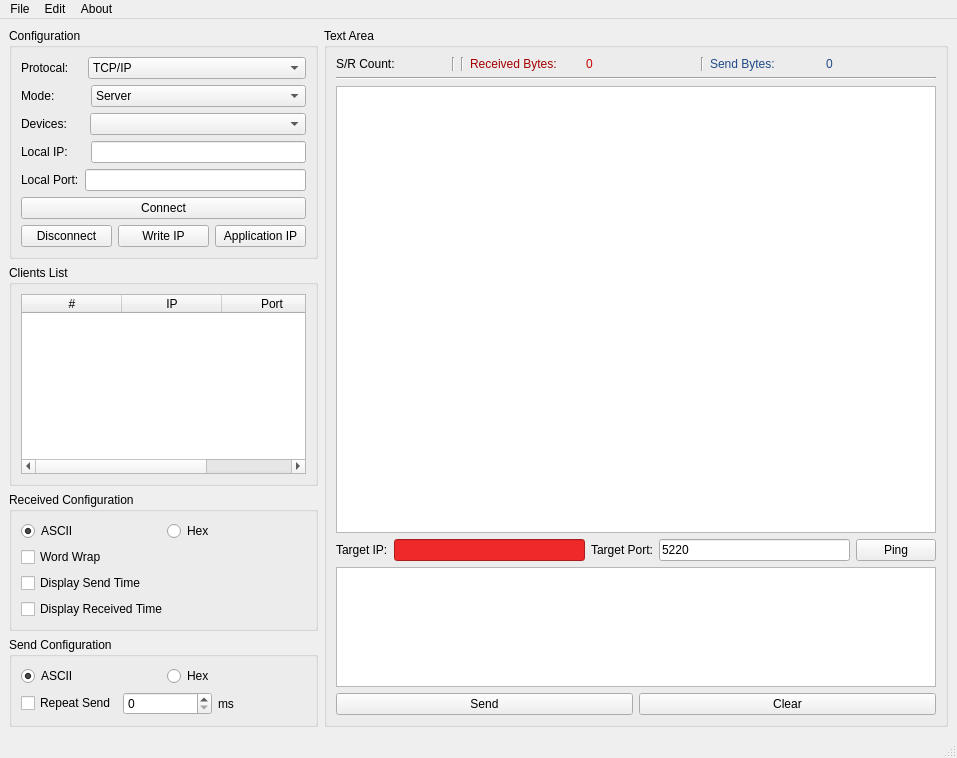
First picture: the form in uiform/MainUi.ui, repository carloscn/tinyNetwork, before the edit.
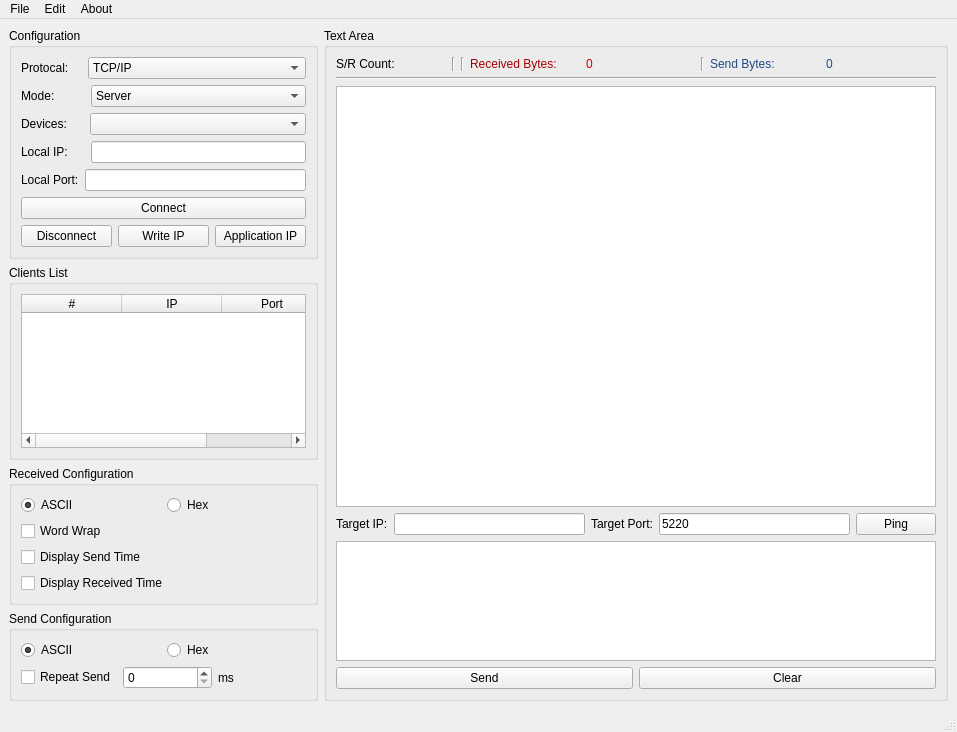
Second picture: the form after the edit.

Patch:
```diff
--- a/uiform/MainUi.ui
+++ b/uiform/MainUi.ui
@@ -7,7 +7,7 @@
     <x>0</x>
     <y>0</y>
     <width>957</width>
-    <height>758</height>
+    <height>732</height>
    </rect>
   </property>
   <property name="windowTitle">
@@ -437,11 +437,7 @@
           </widget>
          </item>
          <item>
-          <widget class="QLineEdit" name="lineEditAimIp">
-           <property name="styleSheet">
-            <string notr="true">background-color: rgb(239, 41, 41);</string>
-           </property>
-          </widget>
+          <widget class="QLineEdit" name="lineEditAimIp"/>
          </item>
          <item>
           <widget class="QLabel" name="label_9">
```
Left out of the diff: 88 changed lines with no effect on the pictures.
